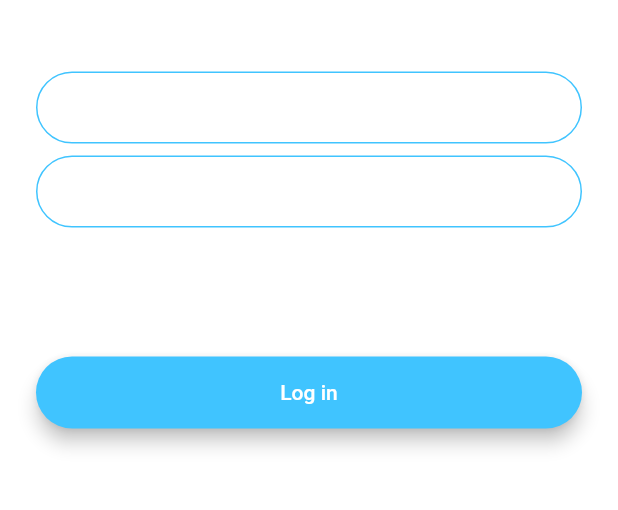
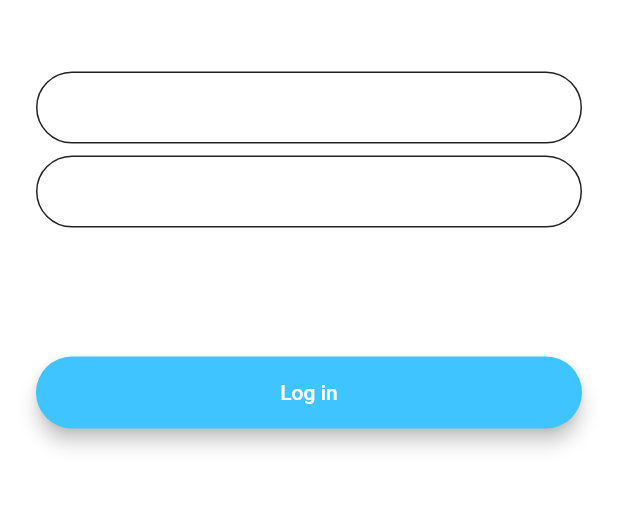
Before and after one commit to Cirorx/Udemy-Course, a Flutter app: the screen it shows after launch, after a tap on "Log in", on a phone screen of 412 x 824 dp, the part 542-1052 px from its top. Run offline on Flutter 3.47's test engine with Material 2 defaults, Android fonts, the phone set to English and light mode, and no system bars; our stand-ins replace animated_text_kit, firebase_auth, firebase_core; accounts and stored records are empty; network calls fail.

Commit message:
FlashChat - Login and Signout

```diff
--- a/flashchat/lib/constants.dart
+++ b/flashchat/lib/constants.dart
@@ -1,7 +1,7 @@
 import 'package:flutter/material.dart';
 
 const kSendButtonTextStyle = TextStyle(
-  color: Colors.lightBlueAccent,
+  color: Colors.black87,
   fontWeight: FontWeight.bold,
   fontSize: 18.0,
 );
@@ -14,22 +14,23 @@ const kMessageTextFieldDecoration = InputDecoration(
 
 const kMessageContainerDecoration = BoxDecoration(
   border: Border(
-    top: BorderSide(color: Colors.lightBlueAccent, width: 2.0),
+    top: BorderSide(color: Colors.black87, width: 2.0),
   ),
 );
 
 const kTextFieldDecoration = InputDecoration(
+  fillColor: Colors.black,
   hintText: 'Enter your email',
   contentPadding: EdgeInsets.symmetric(vertical: 10.0, horizontal: 20.0),
   border: OutlineInputBorder(
     borderRadius: BorderRadius.all(Radius.circular(32.0)),
   ),
   enabledBorder: OutlineInputBorder(
-    borderSide: BorderSide(color: Colors.lightBlueAccent, width: 1.0),
+    borderSide: BorderSide(color: Colors.black87, width: 1.0),
     borderRadius: BorderRadius.all(Radius.circular(32.0)),
   ),
   focusedBorder: OutlineInputBorder(
-    borderSide: BorderSide(color: Colors.lightBlueAccent, width: 2.0),
+    borderSide: BorderSide(color: Colors.black87, width: 2.0),
     borderRadius: BorderRadius.all(Radius.circular(32.0)),
   ),
 );
--- a/flashchat/lib/screens/chat_screen.dart
+++ b/flashchat/lib/screens/chat_screen.dart
@@ -33,6 +33,8 @@ class _ChatScreenState extends State<ChatScreen> {
               icon: const Icon(Icons.close),
               onPressed: () {
                 //Implement logout functionality
+                _auth.signOut();
+                Navigator.pop(context);
               }),
         ],
         title: const Text('⚡️Chat'),
--- a/flashchat/lib/screens/registration_screen.dart
+++ b/flashchat/lib/screens/registration_screen.dart
@@ -19,7 +19,7 @@ class _RegistrationScreenState extends State<RegistrationScreen> {
   @override
   Widget build(BuildContext context) {
     return Scaffold(
-      backgroundColor: Colors.white,
+      backgroundColor: Colors.blueGrey[400],
       body: Padding(
         padding: const EdgeInsets.symmetric(horizontal: 24.0),
         child: Column(
@@ -67,10 +67,9 @@ class _RegistrationScreenState extends State<RegistrationScreen> {
               title: "Register",
               color: Colors.blueAccent,
               onPressed: () async {
-                final newUser;
                 try {
                   //Implement registration functionality.
-                  newUser = await _auth.createUserWithEmailAndPassword(
+                  await _auth.createUserWithEmailAndPassword(
                     email: email,
                     password: password,
                   );
```
Also changed, not shown: flashchat/lib/screens/login_screen.dart (+19 -1 lines).
